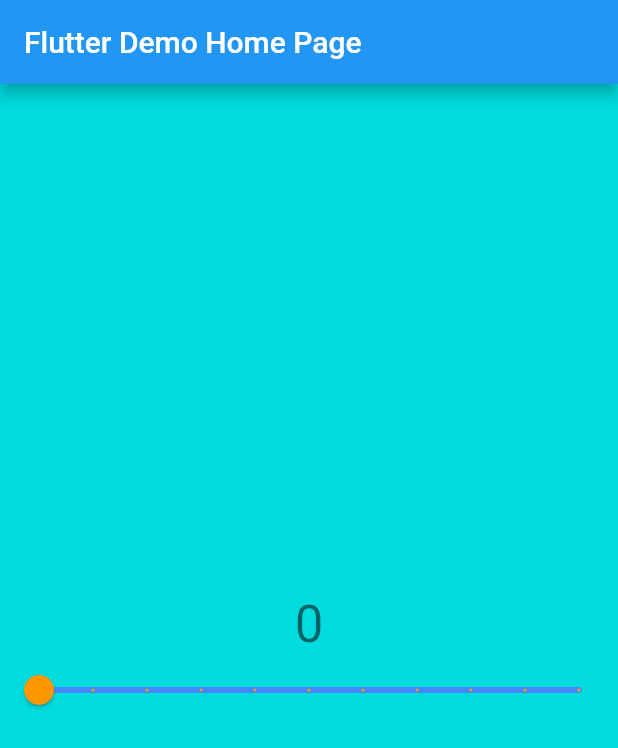
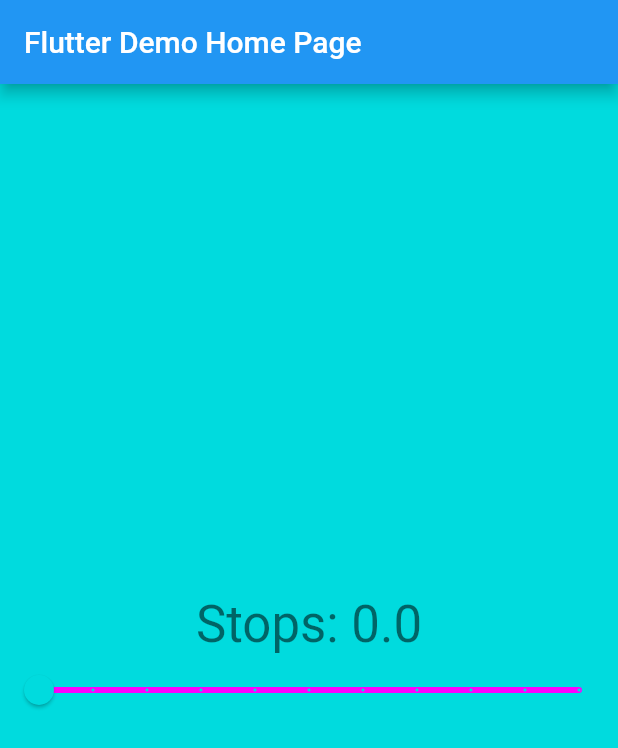
Before and after one commit to mu-suke/linear_gradient_app, a Flutter app: the screen it shows after launch, on a phone screen of 412 x 824 dp. Shown: the top 748 px of the screen. Run offline on Flutter 3.47's test engine with Material 2 defaults, Android fonts, the phone set to English and light mode, and no system bars.

```diff
--- a/lib/main.dart
+++ b/lib/main.dart
@@ -67,17 +67,16 @@ class _MyHomePageState extends State<MyHomePage> {
               mainAxisAlignment: MainAxisAlignment.center,
               children: <Widget>[
                 Text(
-                  '${_value.toInt()}',
+                  'Stops: $_value',
                   style: Theme.of(context).textTheme.headline4,
                 ),
-
                 Slider(
-                  label: '${_value}',
+                  label: '$_value',
                   min: 0,
                   max: 1,
                   value: _value,
-                  activeColor: Colors.orange,
-                  inactiveColor: Colors.blueAccent,
+                  activeColor: Color(0xff00dbde),
+                  inactiveColor: Color(0xfffc00ff),
                   divisions: 10,
                   onChanged: _changeSlider,
                   onChangeStart: _startSlider,
```
